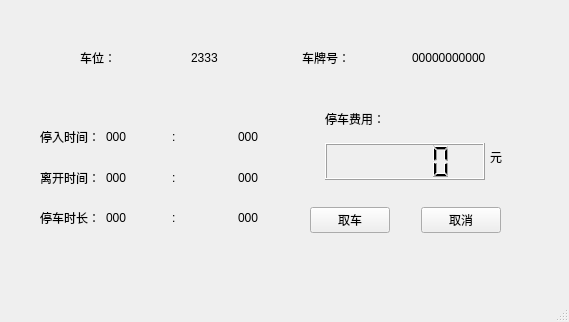
Qt form leavewindow.ui (liangyiqiu/car_parking_console) before a commit.
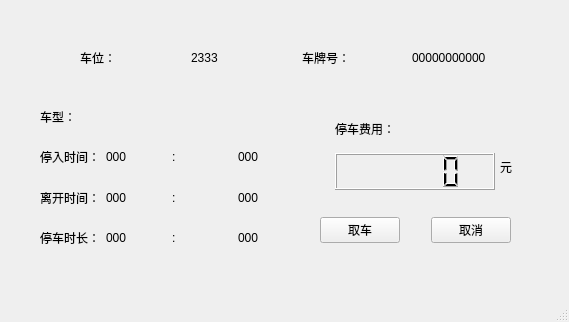
The same form after that commit.

Diff of the .ui file:
```diff
--- a/leavewindow.ui
+++ b/leavewindow.ui
@@ -18,7 +18,7 @@
     <property name="geometry">
      <rect>
       <x>40</x>
-      <y>120</y>
+      <y>140</y>
       <width>258</width>
       <height>115</height>
      </rect>
@@ -113,8 +113,8 @@
    <widget class="QLabel" name="label_8">
     <property name="geometry">
      <rect>
-      <x>490</x>
-      <y>140</y>
+      <x>500</x>
+      <y>150</y>
       <width>61</width>
       <height>33</height>
      </rect>
@@ -126,8 +126,8 @@
    <widget class="QWidget" name="verticalLayoutWidget">
     <property name="geometry">
      <rect>
-      <x>325</x>
-      <y>100</y>
+      <x>335</x>
+      <y>110</y>
       <width>160</width>
       <height>80</height>
      </rect>
@@ -148,8 +148,8 @@
    <widget class="QWidget" name="horizontalLayoutWidget">
     <property name="geometry">
      <rect>
-      <x>310</x>
-      <y>180</y>
+      <x>320</x>
+      <y>190</y>
       <width>191</width>
       <height>80</height>
      </rect>
@@ -224,6 +224,32 @@
      </item>
     </layout>
    </widget>
+   <widget class="QLabel" name="label_10">
+    <property name="geometry">
+     <rect>
+      <x>40</x>
+      <y>100</y>
+      <width>114</width>
+      <height>33</height>
+     </rect>
+    </property>
+    <property name="text">
+     <string>车型：</string>
+    </property>
+   </widget>
+   <widget class="QLabel" name="lbbigsmall">
+    <property name="geometry">
+     <rect>
+      <x>180</x>
+      <y>100</y>
+      <width>114</width>
+      <height>33</height>
+     </rect>
+    </property>
+    <property name="text">
+     <string/>
+    </property>
+   </widget>
   </widget>
   <widget class="QStatusBar" name="statusbar"/>
  </widget>
```
Left out of the diff: 8 changed lines with no effect on the pictures.
